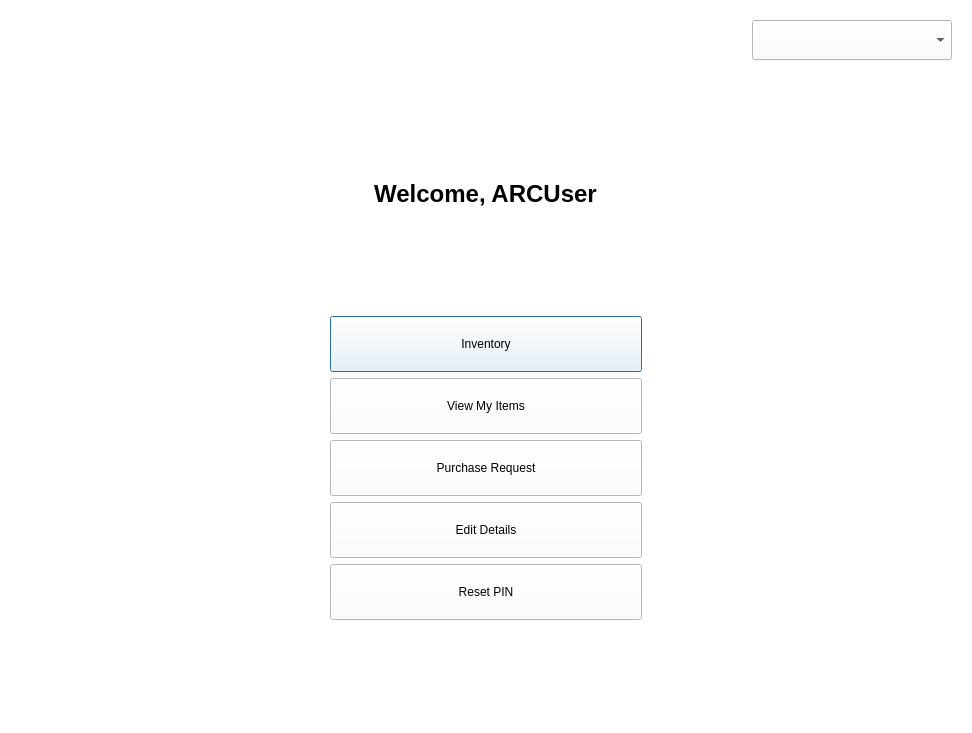
arc-bphc/sims-gui, file userprofile.ui: the form before one commit.
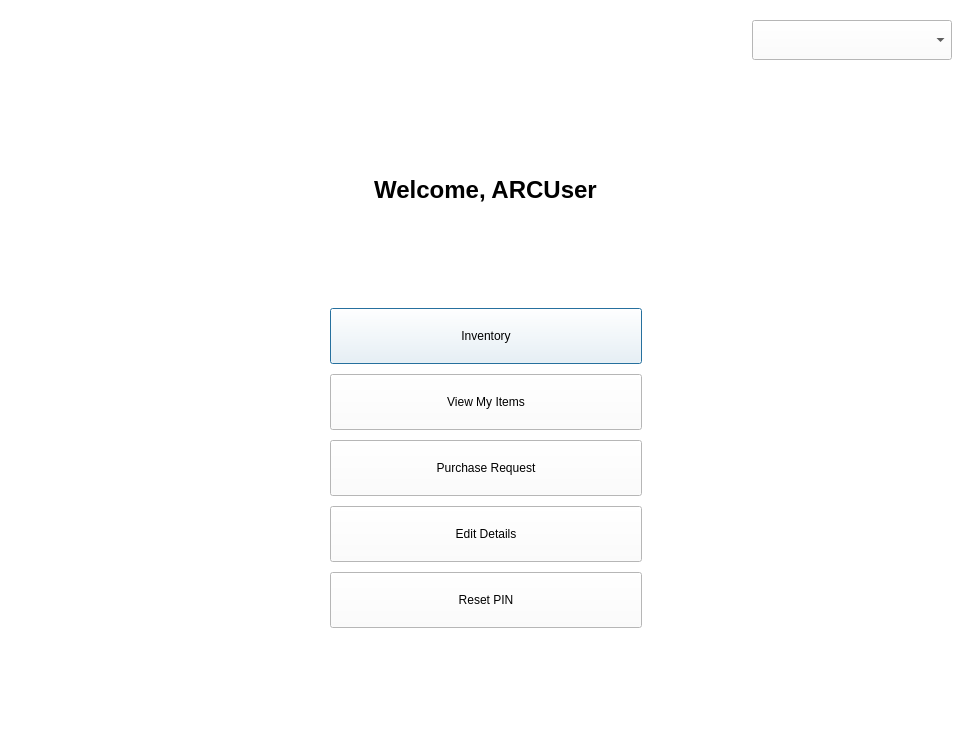
The form after the commit. Icons and pictures are not drawn.

The edit to the form file:
```diff
--- a/userprofile.ui
+++ b/userprofile.ui
@@ -21,6 +21,9 @@
   <layout class="QGridLayout" name="gridLayout_2">
    <item row="0" column="0">
     <layout class="QGridLayout" name="gridLayout">
+     <property name="verticalSpacing">
+      <number>10</number>
+     </property>
      <item row="1" column="1">
       <spacer name="verticalSpacer_2">
        <property name="orientation">
```
Left out of the diff: 6 changed lines with no effect on the pictures.
